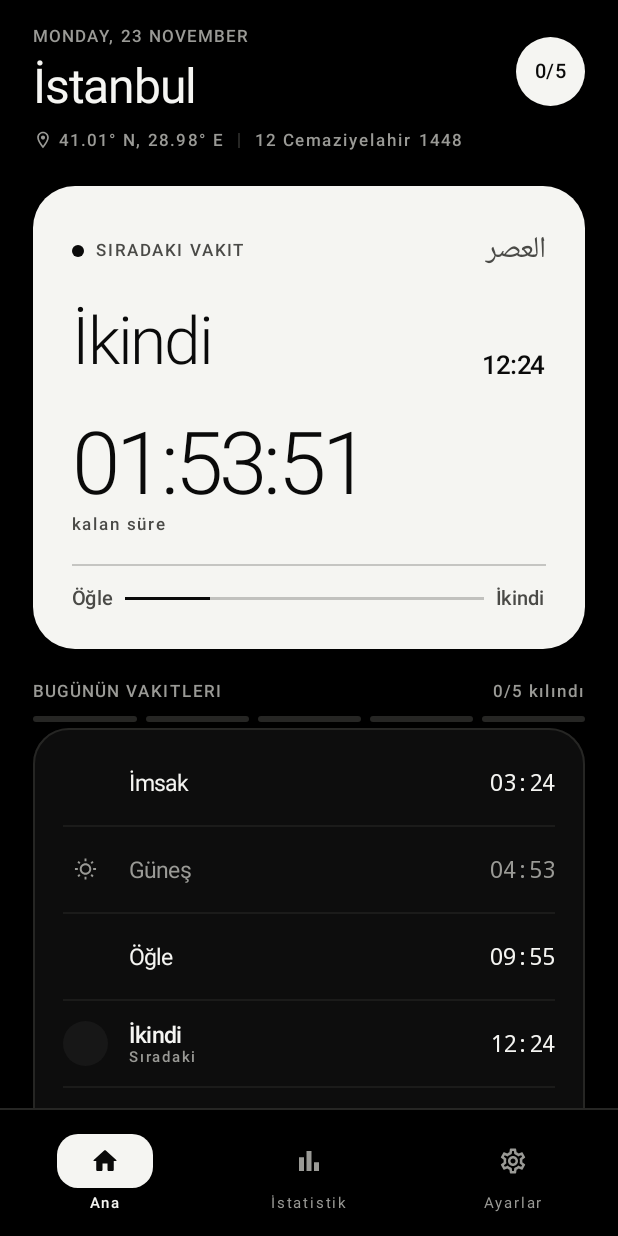
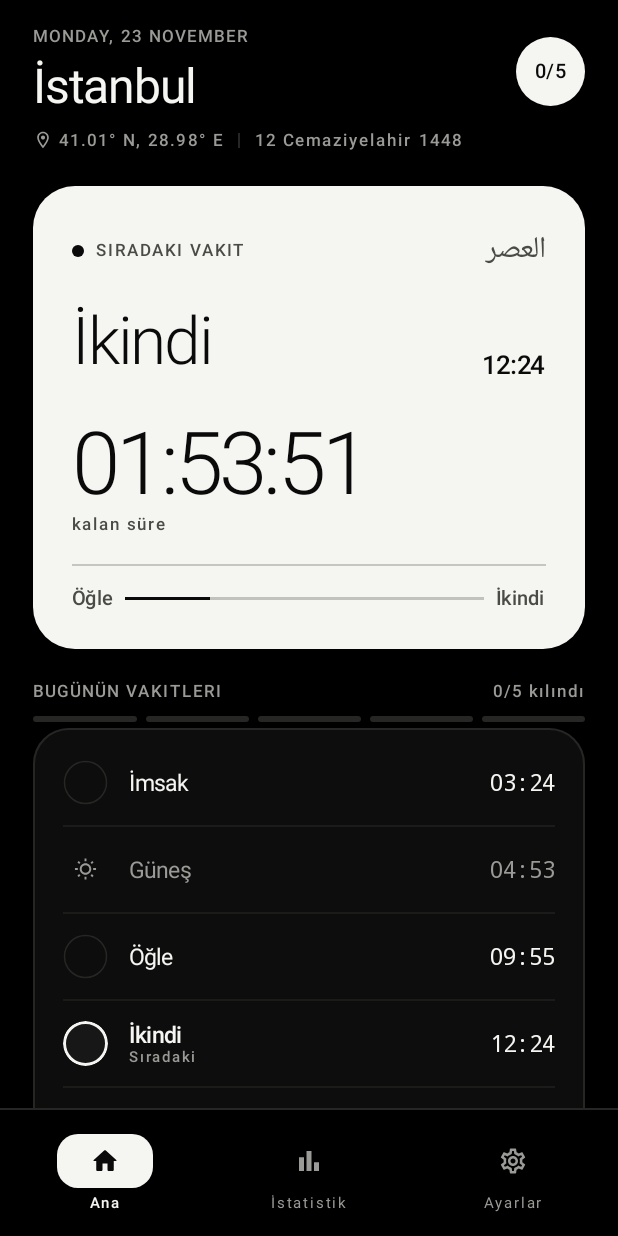
Before and after one commit to hamudenes9-debug/Fsolat, an Android app built with Jetpack Compose: the screen it shows after launch (MainActivity), on a phone screen of 412 x 824 dp. Run offline under Robolectric (Android 15) with nearby library versions, the phone set to English and light mode, and no system bars.

Commit message:
fix: draw-scope color capture and sumOf ambiguity
Co-authored-by: arena-agent <297053741+arena-agent@users.noreply.github.com>

```diff
--- a/app/src/main/java/com/hamudenes/fsolat/ui/screens/HomeScreen.kt
+++ b/app/src/main/java/com/hamudenes/fsolat/ui/screens/HomeScreen.kt
@@ -354,12 +354,15 @@ private fun PrayerRow(
                     tint = mono.onSurfaceVariant,
                     modifier = Modifier.size(15.dp)
                 )
-                else -> Canvas(Modifier.size(30.dp)) {
-                    drawCircle(
-                        color = if (isNext) mono.onBackground else mono.outline,
-                        radius = size.minDimension / 2 - 1.5f,
-                        style = Stroke(width = if (isNext) 3f else 1.5f)
-                    )
+                else -> {
+                    val ringColor = if (isNext) mono.onBackground else mono.outline
+                    Canvas(Modifier.size(30.dp)) {
+                        drawCircle(
+                            color = ringColor,
+                            radius = size.minDimension / 2 - 1.5f,
+                            style = Stroke(width = if (isNext) 3f else 1.5f)
+                        )
+                    }
                 }
             }
         }
--- a/app/src/main/java/com/hamudenes/fsolat/ui/screens/StatsScreen.kt
+++ b/app/src/main/java/com/hamudenes/fsolat/ui/screens/StatsScreen.kt
@@ -223,7 +223,7 @@ fun StatsScreen(
         MonoCard(Modifier.fillMaxWidth()) {
             Column(Modifier.padding(horizontal = 18.dp, vertical = 8.dp)) {
                 Prayer.prayersOnly.forEachIndexed { index, prayer ->
-                    val count = logs.sumOf { if (prayer.key in it.done) 1 else 0 }
+                    val count = logs.count { prayer.key in it.done }
                     val ratio = if (logs.isEmpty()) 0f else count.toFloat() / logs.size
                     Row(
                         Modifier
```
